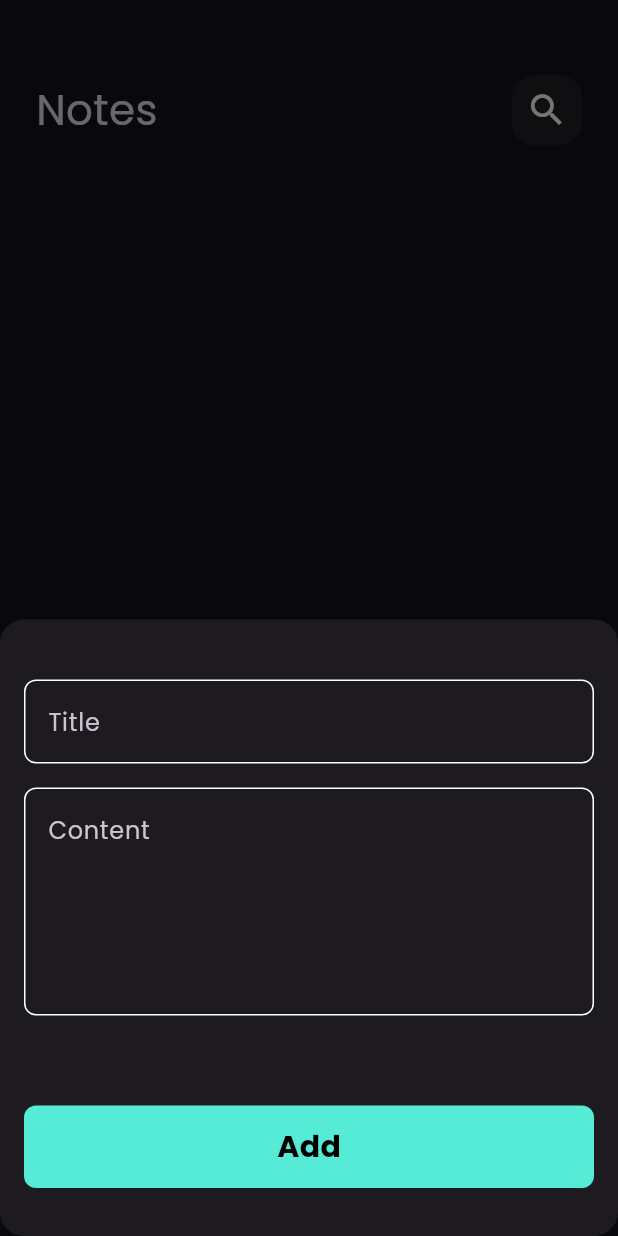
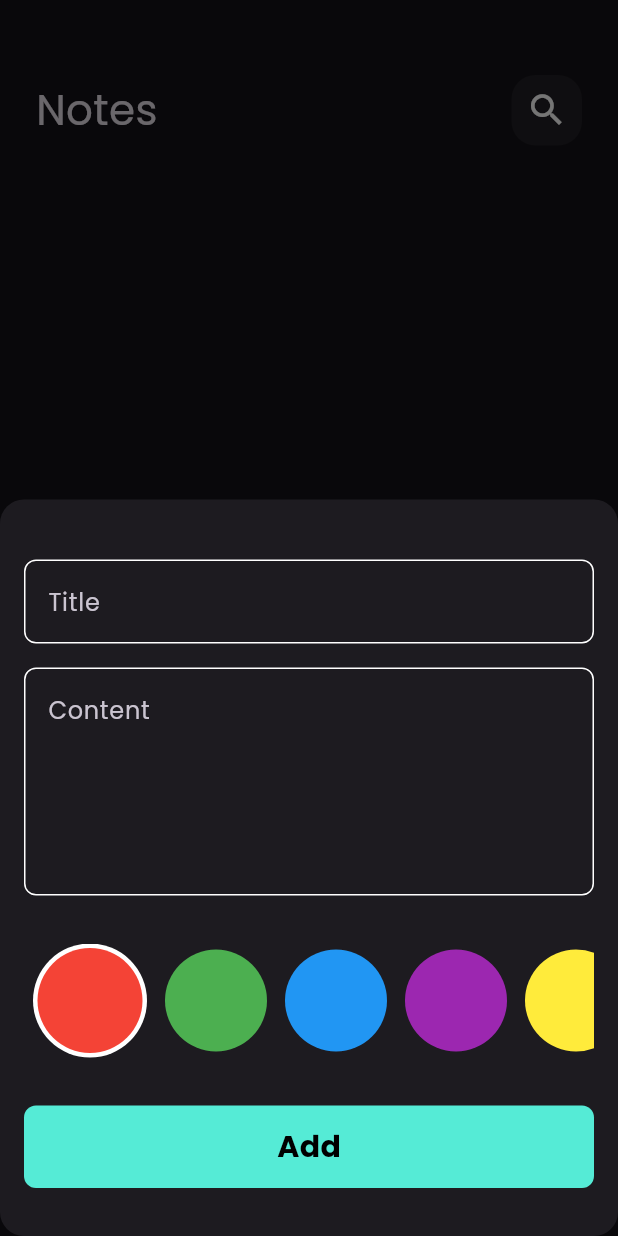
Before and after one commit to mostafa-elnady/notes_app, a Flutter app: the screen it shows after launch, after a tap on the "add" icon, on a phone screen of 412 x 824 dp. Run offline on Flutter 3.47's test engine with Material 3 defaults, Android fonts, the phone set to English and light mode, and no system bars; our stand-ins replace flutter_bloc, font_awesome_flutter, hive, hive_flutter; accounts and stored records are empty.

Commit message:
add colors ListView

```diff
--- a/lib/models/note_model.dart
+++ b/lib/models/note_model.dart
@@ -5,13 +5,13 @@ part 'note_model.g.dart';
 @HiveType(typeId: 0)
 class NoteModel extends HiveObject {
   @HiveField(0)
-  final String title;
+  String title;
   @HiveField(1)
-  final String subTitle;
+  String subTitle;
   @HiveField(2)
   final String date;
   @HiveField(3)
-  final int color;
+  int color;
 
   NoteModel({
     required this.title,
--- a/lib/views/widgets/add_note_form.dart
+++ b/lib/views/widgets/add_note_form.dart
@@ -4,6 +4,7 @@ import 'package:intl/intl.dart';
 import 'package:notes_app/cubits/add_note_cubit/add_note_cubit.dart';
 import 'package:notes_app/cubits/add_note_cubit/add_note_state.dart';
 import 'package:notes_app/models/note_model.dart';
+import 'package:notes_app/views/widgets/colors_list_view.dart';
 import 'package:notes_app/views/widgets/custom_bottom.dart';
 import 'package:notes_app/views/widgets/custom_text_field.dart';
 
@@ -48,7 +49,14 @@ class _AddNoteFormState extends State<AddNoteForm> {
             maxLines: 5,
           ),
           const SizedBox(
-            height: 60,
+            height: 32,
+          ),
+          const SizedBox(
+            height: 38 * 2,
+            child: ColorsListView(),
+          ),
+          const SizedBox(
+            height: 32,
           ),
           BlocBuilder<AddNoteCubit, AddNotesState>(
             builder: (context, state) {
--- /dev/null
+++ b/lib/views/widgets/color_item.dart
@@ -0,0 +1,25 @@
+import 'package:flutter/material.dart';
+
+class ColorItem extends StatelessWidget {
+  const ColorItem({super.key, required this.isActive, required this.color});
+
+  final bool isActive;
+  final Color color;
+
+  @override
+  Widget build(BuildContext context) {
+    return isActive
+        ? CircleAvatar(
+            backgroundColor: Colors.white,
+            radius: 38,
+            child: CircleAvatar(
+              backgroundColor: color,
+              radius: 35,
+            ),
+          )
+        : CircleAvatar(
+            backgroundColor: color,
+            radius: 34,
+          );
+  }
+}
--- /dev/null
+++ b/lib/views/widgets/colors_list_view.dart
@@ -0,0 +1,46 @@
+import 'package:flutter/material.dart';
+import 'package:notes_app/views/widgets/color_item.dart';
+
+class ColorsListView extends StatefulWidget {
+  const ColorsListView({super.key});
+
+  @override
+  State<ColorsListView> createState() => _ColorsListViewState();
+}
+
+class _ColorsListViewState extends State<ColorsListView> {
+  int curruntIndex = 0;
+
+  List<Color> colors = [
+    Colors.red,
+    Colors.green,
+    Colors.blue,
+    Colors.purple,
+    Colors.yellow,
+    Colors.orange,
+    Colors.pink,
+    Colors.brown,
+    Colors.indigo,
+    Colors.teal,
+  ];
+
+  @override
+  Widget build(BuildContext context) {
+    return ListView.builder(
+      scrollDirection: Axis.horizontal,
+      itemCount: colors.length,
+      itemBuilder: (context, index) {
+        return GestureDetector(
+          onTap: () => setState(() => curruntIndex = index),
+          child: Padding(
+            padding: const EdgeInsets.symmetric(horizontal: 6),
+            child: ColorItem(
+              color: colors[index],
+              isActive: curruntIndex == index,
+            ),
+          ),
+        );
+      },
+    );
+  }
+}
--- a/lib/views/widgets/custom_app_bar.dart
+++ b/lib/views/widgets/custom_app_bar.dart
@@ -3,11 +3,12 @@ import 'package:flutter/material.dart';
 import 'custom_search_icon.dart';
 
 class CustomAppBar extends StatelessWidget {
-  const CustomAppBar({super.key, required this.title, required this.icon});
+  const CustomAppBar(
+      {super.key, required this.title, required this.icon, this.onPressed});
 
   final String title;
   final IconData icon;
-
+  final VoidCallback? onPressed;
   @override
   Widget build(BuildContext context) {
     return Row(
@@ -17,7 +18,10 @@ class CustomAppBar extends StatelessWidget {
           title,
           style: const TextStyle(fontSize: 28),
         ),
-        CustomSearchIcom(icon: icon),
+        CustomSearchIcom(
+          icon: icon,
+          onPressed: onPressed,
+        ),
       ],
     );
   }
--- a/lib/views/widgets/custom_search_icon.dart
+++ b/lib/views/widgets/custom_search_icon.dart
@@ -1,13 +1,16 @@
 import 'package:flutter/material.dart';
 
 class CustomSearchIcom extends StatelessWidget {
-  const CustomSearchIcom({super.key, required this.icon});
+  const CustomSearchIcom({super.key, required this.icon, this.onPressed});
 
   final IconData icon;
+  final VoidCallback? onPressed;
 
   @override
   Widget build(BuildContext context) {
-    return Container(
+    return GestureDetector(
+      onTap: onPressed,
+      child: Container(
         width: 47,
         height: 47,
         decoration: BoxDecoration(
@@ -18,6 +21,7 @@ class CustomSearchIcom extends StatelessWidget {
           icon,
           size: 28,
         ),
+      ),
     );
   }
 }
--- a/lib/views/widgets/custom_text_field.dart
+++ b/lib/views/widgets/custom_text_field.dart
@@ -3,14 +3,20 @@ import 'package:notes_app/constants.dart';
 
 class CustomTextFormField extends StatelessWidget {
   const CustomTextFormField(
-      {super.key, required this.hint, this.maxLines = 1, this.onSave});
+      {super.key,
+      required this.hint,
+      this.maxLines = 1,
+      this.onSave,
+      this.onChanged});
 
   final String hint;
   final int maxLines;
   final void Function(String?)? onSave;
+  final Function(String)? onChanged;
   @override
   Widget build(BuildContext context) {
     return TextFormField(
+      onChanged: onChanged,
       onSaved: onSave,
       validator: (value) {
         if (value?.isEmpty ?? true) {
--- a/lib/views/widgets/note_item.dart
+++ b/lib/views/widgets/note_item.dart
@@ -17,7 +17,9 @@ class NoteItem extends StatelessWidget {
         Navigator.push(
           context,
           MaterialPageRoute(
-            builder: (context) => const EditNoteViewBody(),
+            builder: (context) => EditNoteViewBody(
+              note: note,
+            ),
           ),
         );
       },
```
Also changed, not shown: lib/views/edit_note_view.dart (+7 -2 lines), lib/views/widgets/edit_note_view_body.dart (+30 -9 lines). Lines whose indentation alone changed are shown as unchanged.
